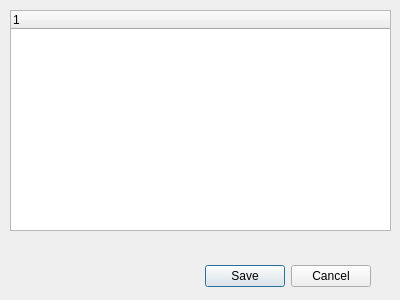
Before: the Qt Designer form src/frontend/AutoCorrectDialog.ui in OpenBangla/OpenBangla-Keyboard, drawn with Qt 5.
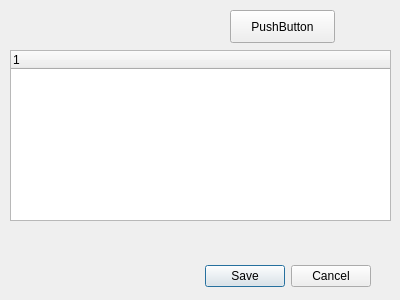
After: the same form once the commit is applied.

Diff of the .ui file:
```diff
--- a/src/frontend/AutoCorrectDialog.ui
+++ b/src/frontend/AutoCorrectDialog.ui
@@ -33,9 +33,9 @@
    <property name="geometry">
     <rect>
      <x>10</x>
-     <y>10</y>
+     <y>50</y>
      <width>381</width>
-     <height>221</height>
+     <height>171</height>
     </rect>
    </property>
    <column>
@@ -44,6 +44,19 @@
     </property>
    </column>
   </widget>
+  <widget class="QPushButton" name="btnUpdate">
+   <property name="geometry">
+    <rect>
+     <x>230</x>
+     <y>10</y>
+     <width>105</width>
+     <height>33</height>
+    </rect>
+   </property>
+   <property name="text">
+    <string>PushButton</string>
+   </property>
+  </widget>
  </widget>
  <resources/>
  <connections>
```
